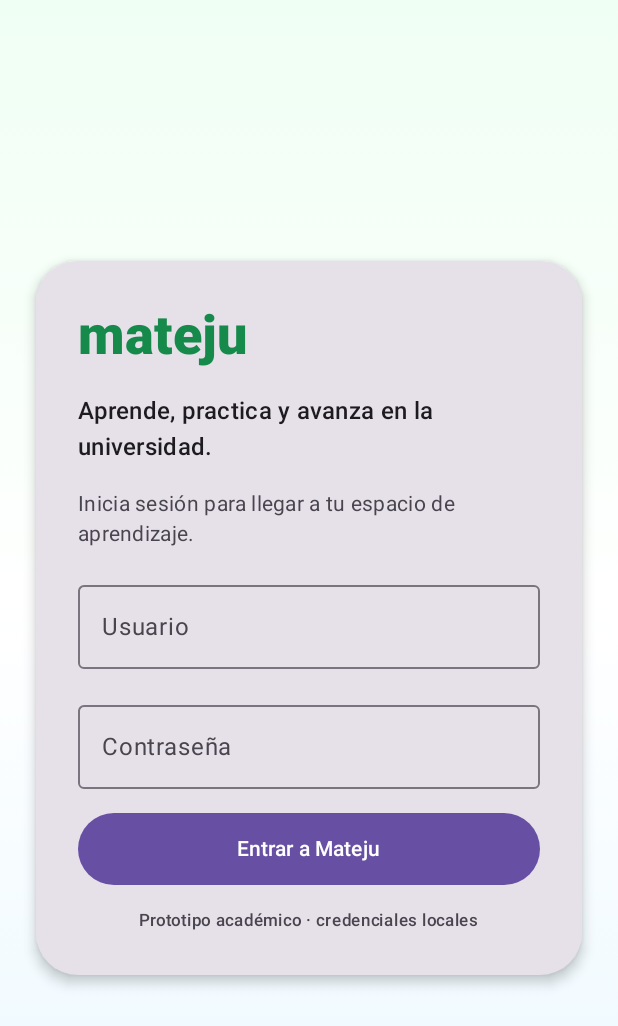
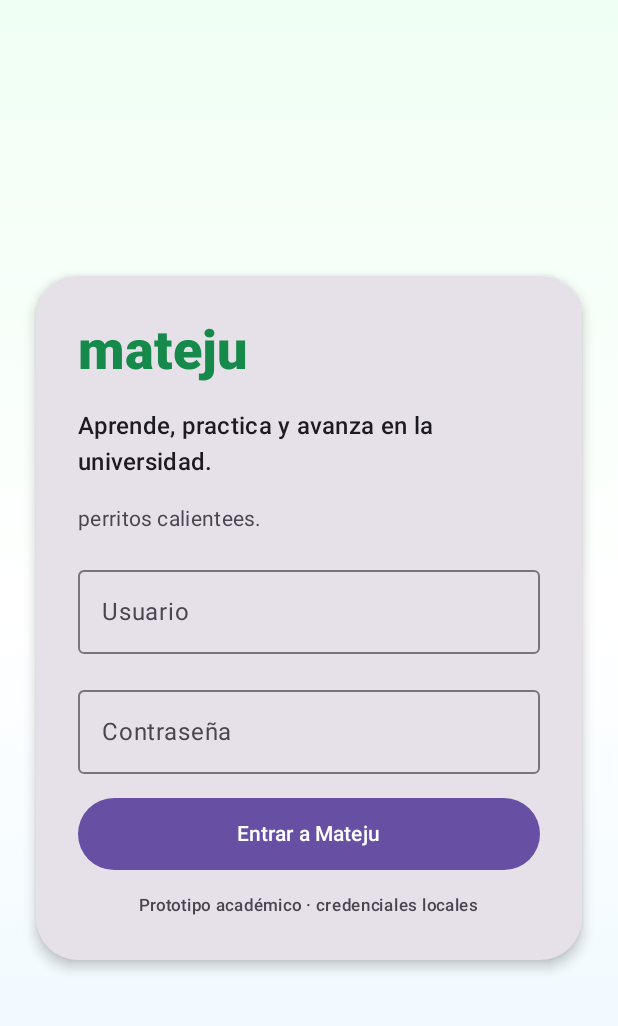
Before and after one commit to Alex75261/mateju-frontend, an Android app built with Jetpack Compose: the screen it shows after launch (MainActivity), on a phone screen of 412 x 824 dp. Shown: the top 1026 px of the screen. Run offline under Robolectric (Android 15) with nearby library versions, the phone set to English and light mode, and no system bars.

Commit message:
Actualizar mensaje de inicio

```diff
--- a/composeApp/src/commonMain/kotlin/com/mateju/frontend/ui/LoginScreen.kt
+++ b/composeApp/src/commonMain/kotlin/com/mateju/frontend/ui/LoginScreen.kt
@@ -60,7 +60,7 @@ fun LoginScreen(
                     style = MaterialTheme.typography.titleMedium,
                 )
                 Text(
-                    text = "Inicia sesión para llegar a tu espacio de aprendizaje.",
+                    text = "perritos calientees.",
                     style = MaterialTheme.typography.bodyMedium,
                     color = MaterialTheme.colorScheme.onSurfaceVariant,
                 )
```
